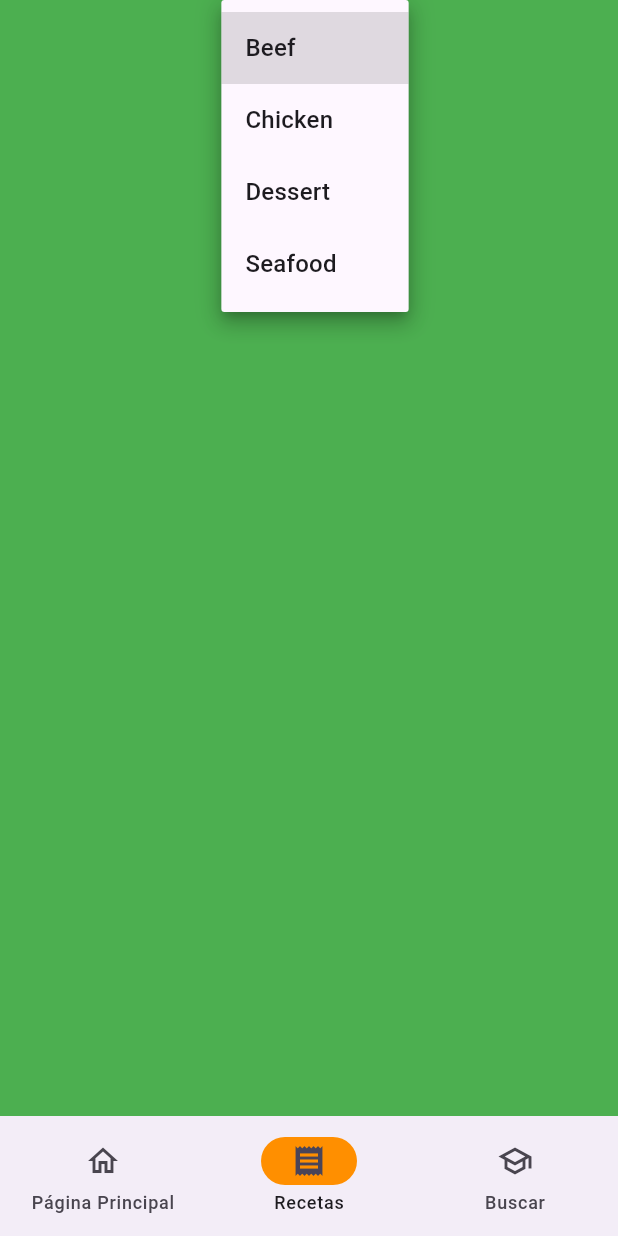
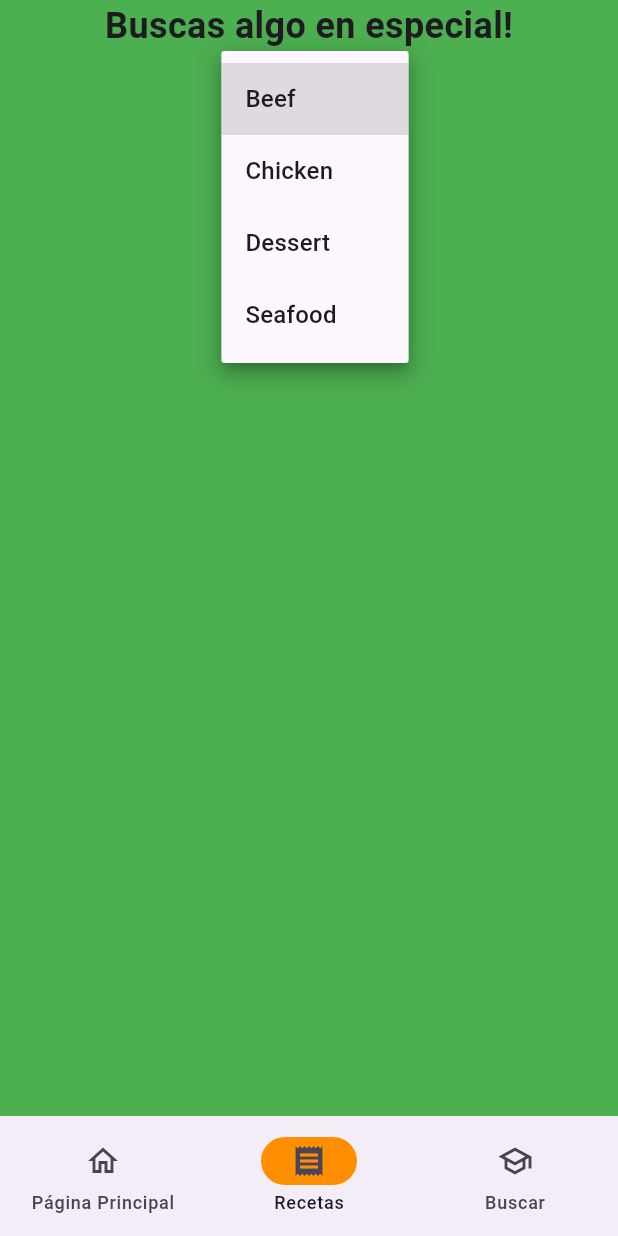
Before and after one commit to donGabo22/ProyectoFinalCesarFlutter2023_api, a Flutter app: the screen it shows after launch, item 2 of the bottom bar chosen, after a tap on "Beef", on a phone screen of 412 x 824 dp. Run offline on Flutter 3.47's test engine with Material 3 defaults, Android fonts, the phone set to English and light mode, and no system bars; our stand-ins replace card_swiper; network calls fail.

Commit message:
antes de implementar details screens

```diff
--- /dev/null
+++ b/lib/card_swiper.dart
@@ -0,0 +1,32 @@
+import 'package:card_swiper/card_swiper.dart';
+import 'package:flutter/material.dart';
+import 'package:bbq_api/models/meal.dart';
+
+class CardSwiper extends StatelessWidget {
+  final List<Meal> meals;
+
+  CardSwiper({required this.meals});
+
+  @override
+  Widget build(BuildContext context) {
+    return Container(
+      height: 400,
+      width: 400,
+      child: Swiper(
+        itemBuilder: (BuildContext context, int index) {
+          return Card(
+            child: Column(
+              children: [
+                Image.network(meals[index].thumbnail),
+                Text(meals[index].title),
+              ],
+            ),
+          );
+        },
+        itemCount: meals.length,
+        viewportFraction: 0.8,
+        scale: 0.9,
+      ),
+    );
+  }
+}
--- a/lib/main.dart
+++ b/lib/main.dart
@@ -1,6 +1,8 @@
-// main.dart
+import 'package:bbq_api/card_swiper.dart';
 import 'package:bbq_api/recipe_list_page.dart';
 import 'package:flutter/material.dart';
+import 'package:bbq_api/services/meal_service.dart';
+import 'package:bbq_api/models/meal.dart';
 
 void main() => runApp(const NavigationBarApp());
 
@@ -9,7 +11,10 @@ class NavigationBarApp extends StatelessWidget {
 
   @override
   Widget build(BuildContext context) {
-    return const MaterialApp(home: NavigationExample());
+    return MaterialApp(
+      home: const NavigationExample(),
+      debugShowCheckedModeBanner: false, // Oculta el banner de debug
+    );
   }
 }
 
@@ -22,6 +27,25 @@ class NavigationExample extends StatefulWidget {
 
 class _NavigationExampleState extends State<NavigationExample> {
   int currentPageIndex = 0;
+  MealService _mealService = MealService();
+  List<Meal> _randomMeals = [];
+
+  @override
+  void initState() {
+    super.initState();
+    _loadRandomMeals();
+  }
+
+  void _loadRandomMeals() async {
+    try {
+      List<Meal> allMeals = await _mealService.getAllMeals();
+      setState(() {
+        _randomMeals = allMeals;
+      });
+    } catch (e) {
+      print('Error loading all meals: $e');
+    }
+  }
 
   @override
   Widget build(BuildContext context) {
@@ -52,13 +76,28 @@ class _NavigationExampleState extends State<NavigationExample> {
         ],
       ),
       body: <Widget>[
+        // Página Principal (Index 0)
         Container(
-          color: Colors.red,
-          alignment: Alignment.center,
-          child: const Text(
-              'Page 1: Aquí debería abrir la página principal con un cardsweeper con una receta del día'),
+          color: Colors.green,
+          alignment: Alignment.center, // Centro vertical y horizontal
+          child: Column(
+            mainAxisAlignment: MainAxisAlignment.center,
+            children: [
+              const Text(
+                '¡Bienvenido!',
+                style: TextStyle(
+                  fontSize: 24.0,
+                  fontWeight: FontWeight.bold,
+                ),
+              ),
+              const SizedBox(height: 20.0),
+              CardSwiper(meals: _randomMeals),
+            ],
+          ),
         ),
-        RecipeListPage(), //pag 2
+
+        // Página de Recetas (Index 1)
+        RecipeListPage(),
         Container(
           color: Colors.blue,
           alignment: Alignment.center,
--- a/lib/recipe_list_page.dart
+++ b/lib/recipe_list_page.dart
@@ -1,3 +1,87 @@
+// // recipe_list_page.dart
+// import 'package:flutter/material.dart';
+// import 'package:bbq_api/models/meal.dart';
+// import 'package:bbq_api/services/meal_service.dart';
+
+// class RecipeListPage extends StatefulWidget {
+//   @override
+//   _RecipeListPageState createState() => _RecipeListPageState();
+// }
+
+// class _RecipeListPageState extends State<RecipeListPage> {
+//   final MealService _mealService = MealService();
+//   List<Meal> _meals = [];
+//   String _selectedCategory = 'Beef'; // Categoría predeterminada
+
+//   @override
+//   void initState() {
+//     super.initState();
+//     _loadMeals();
+//   }
+
+//   void _loadMeals() async {
+//     try {
+//       List<Meal> meals = await _mealService.getMealsByCategory(
+//         category: _selectedCategory,
+//       );
+//       setState(() {
+//         _meals = meals;
+//       });
+//     } catch (e) {
+//       print('Error loading meals: $e');
+//     }
+//   }
+
+//   void _filterByCategory(String category) {
+//     setState(() {
+//       _selectedCategory = category;
+//       _loadMeals();
+//     });
+//   }
+
+//   @override
+//   Widget build(BuildContext context) {
+//     return Container(
+//       color: Colors.green,
+//       alignment: Alignment.center,
+//       child: Column(
+//         children: [
+//           DropdownButton<String>(
+//             value: _selectedCategory,
+//             items: <String>['Beef', 'Chicken', 'Dessert', 'Seafood']
+//                 .map((String value) {
+//               return DropdownMenuItem<String>(
+//                 value: value,
+//                 child: Text(value),
+//               );
+//             }).toList(),
+//             onChanged: (String? newValue) {
+//               if (newValue != null) {
+//                 _filterByCategory(newValue);
+//               }
+//             },
+//           ),
+//           _meals.isNotEmpty
+//               ? Expanded(
+//                   child: ListView.builder(
+//                     itemCount: _meals.length,
+//                     itemBuilder: (context, index) {
+//                       return ListTile(
+//                         title: Text(_meals[index].title),
+//                         subtitle: Text(_meals[index].category),
+//                         leading: Image.network(_meals[index].thumbnail),
+//                       );
+//                     },
+//                   ),
+//                 )
+//               : const Text('No recipes found.'),
+//         ],
+//       ),
+//     );
+//   }
+// }
+
+
 // recipe_list_page.dart
 import 'package:flutter/material.dart';
 import 'package:bbq_api/models/meal.dart';
@@ -11,7 +95,7 @@ class RecipeListPage extends StatefulWidget {
 class _RecipeListPageState extends State<RecipeListPage> {
   final MealService _mealService = MealService();
   List<Meal> _meals = [];
-  String _selectedCategory = 'Beef'; // Categoría predeterminada
+  String _selectedCategory = 'Beef';
 
   @override
   void initState() {
@@ -21,9 +105,15 @@ class _RecipeListPageState extends State<RecipeListPage> {
 
   void _loadMeals() async {
     try {
-      List<Meal> meals = await _mealService.getMealsByCategory(
-        category: _selectedCategory,
-      );
+      List<Meal> meals;
+      if (_selectedCategory == 'Random') {
+        meals = await _mealService.getRandomMealsBatch(10);
+      } else {
+        meals = await _mealService.getMealsByCategory(
+          category: _selectedCategory,
+        );
+      }
+
       setState(() {
         _meals = meals;
       });
@@ -35,7 +125,9 @@ class _RecipeListPageState extends State<RecipeListPage> {
   void _filterByCategory(String category) {
     setState(() {
       _selectedCategory = category;
-      _loadMeals();
+      if (_selectedCategory != 'Random') {
+        _loadMeals();
+      }
     });
   }
 
@@ -45,7 +137,16 @@ class _RecipeListPageState extends State<RecipeListPage> {
       color: Colors.green,
       alignment: Alignment.center,
       child: Column(
+
         children: [
+             const Text(
+                'Buscas algo en especial!',
+                style: TextStyle(
+                  fontSize: 24.0,
+                  fontWeight: FontWeight.bold,
+                ),
+              ),
+
           DropdownButton<String>(
             value: _selectedCategory,
             items: <String>['Beef', 'Chicken', 'Dessert', 'Seafood']
--- a/lib/services/meal_service.dart
+++ b/lib/services/meal_service.dart
@@ -1,3 +1,67 @@
+// // meal_service.dart
+// import 'dart:convert';
+// import 'package:bbq_api/models/meal.dart';
+// import 'package:http/http.dart' as http;
+
+// class MealService {
+//   final String apiUrl = 'https://www.themealdb.com/api/json/v1/1/';
+
+//   Future<List<Meal>> getMealsByCategory({
+//     required String category,
+//   }) async {
+//     final response = await http.get(Uri.parse(apiUrl + 'filter.php?c=$category'));
+
+//     if (response.statusCode == 200) {
+//       final Map<String, dynamic> data = json.decode(response.body);
+//       final List<dynamic> meals = data['meals'];
+//       return meals.map((meal) => Meal.fromJson(meal)).toList();
+//     } else {
+//       print('Failed to load meals. Status Code: ${response.statusCode}');
+//       print('Error body: ${response.body}');
+//       throw Exception('Failed to load meals');
+//     }
+//   }
+
+//   Future<List<String>> getAreasList() async {
+//     try {
+//       final response = await http.get(Uri.parse(apiUrl + 'list.php?a=list'));
+
+//       if (response.statusCode == 200) {
+//         final Map<String, dynamic> data = json.decode(response.body);
+//         final List<dynamic> areas = data['meals'];
+//         return areas.map((area) => area['strArea'] as String).toList();
+//       } else {
+//         print('Failed to load areas list. Status Code: ${response.statusCode}');
+//         print('Error body: ${response.body}');
+//         throw Exception('Failed to load areas list');
+//       }
+//     } catch (e) {
+//       print('Error: $e');
+//       throw Exception('Failed to load areas list');
+//     }
+//   }
+
+//   Future<List<Meal>> getRandomMeals() async {
+//     try {
+//       final response = await http.get(Uri.parse(apiUrl + 'random.php'));
+
+//       if (response.statusCode == 200) {
+//         final Map<String, dynamic> data = json.decode(response.body);
+//         final List<dynamic> meals = data['meals'];
+//         return meals.map((meal) => Meal.fromJson(meal)).toList();
+//       } else {
+//         print('Failed to load random meals. Status Code: ${response.statusCode}');
+//         print('Error body: ${response.body}');
+//         throw Exception('Failed to load random meals');
+//       }
+//     } catch (e) {
+//       print('Error: $e');
+//       throw Exception('Failed to load random meals');
+//     }
+//   }
+// }
+
+
 // meal_service.dart
 import 'dart:convert';
 import 'package:bbq_api/models/meal.dart';
@@ -21,4 +85,70 @@ class MealService {
       throw Exception('Failed to load meals');
     }
   }
+
+  Future<List<String>> getAreasList() async {
+    try {
+      final response = await http.get(Uri.parse(apiUrl + 'list.php?a=list'));
+
+      if (response.statusCode == 200) {
+        final Map<String, dynamic> data = json.decode(response.body);
+        final List<dynamic> areas = data['meals'];
+        return areas.map((area) => area['strArea'] as String).toList();
+      } else {
+        print('Failed to load areas list. Status Code: ${response.statusCode}');
+        print('Error body: ${response.body}');
+        throw Exception('Failed to load areas list');
+      }
+    } catch (e) {
+      print('Error: $e');
+      throw Exception('Failed to load areas list');
+    }
+  }
+
+  Future<List<Meal>> getRandomMealsBatch(int count) async {
+    try {
+      final response = await http.get(Uri.parse(apiUrl + 'random.php?limit=$count'));
+
+      if (response.statusCode == 200) {
+        final Map<String, dynamic> data = json.decode(response.body);
+        final List<dynamic> meals = data['meals'];
+        return meals.map((meal) => Meal.fromJson(meal)).toList();
+      } else {
+        print('Failed to load random meals. Status Code: ${response.statusCode}');
+        print('Error body: ${response.body}');
+        throw Exception('Failed to load random meals');
+      }
+    } catch (e) {
+      print('Error: $e');
+      throw Exception('Failed to load random meals');
+    }
+  }
+  // meal_service.dart
+// ... (código existente)
+
+Future<List<Meal>> getAllMeals() async {
+  try {
+    final response = await http.get(Uri.parse(apiUrl + 'search.php?s='));
+
+    if (response.statusCode == 200) {
+      final Map<String, dynamic> data = json.decode(response.body);
+      final List<dynamic> meals = data['meals'];
+      return meals.map((meal) => Meal.fromJson(meal)).toList();
+    } else {
+      print('Failed to load all meals. Status Code: ${response.statusCode}');
+      print('Error body: ${response.body}');
+      throw Exception('Failed to load all meals');
+    }
+  } catch (e) {
+    print('Error: $e');
+    throw Exception('Failed to load all meals');
+  }
 }
+
+
+
+
+
+
+
+}
```
